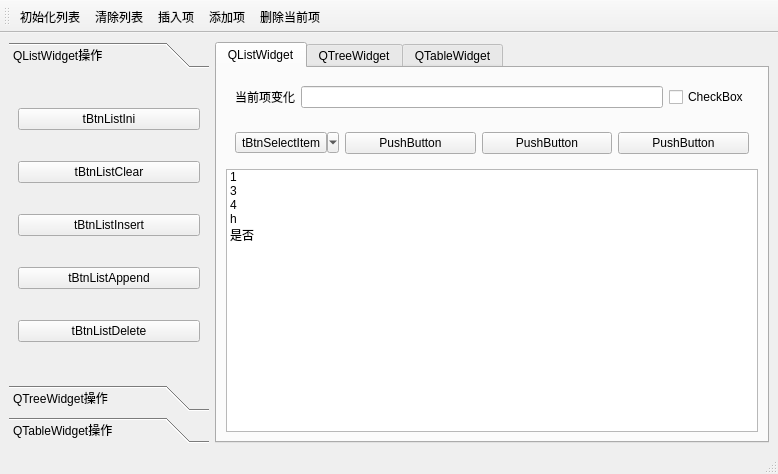
The window that samp4_7/mainwindow.ui (Giousa/qt_course) describes before a commit, drawn with Qt 5.
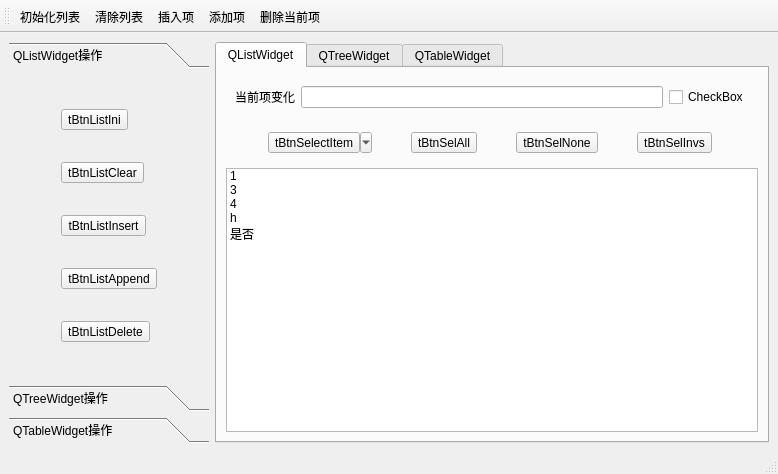
The same window after the commit. Icons and pictures are not drawn.

Commit message: 自定义下拉按钮

```diff
--- a/samp4_7/mainwindow.ui
+++ b/samp4_7/mainwindow.ui
@@ -43,41 +43,41 @@
         <string>QListWidget操作</string>
        </attribute>
        <layout class="QGridLayout" name="gridLayout">
+        <item row="0" column="0">
+         <widget class="QToolButton" name="tBtnListIni">
+          <property name="text">
+           <string>tBtnListIni</string>
+          </property>
+         </widget>
+        </item>
+        <item row="2" column="0">
+         <widget class="QToolButton" name="tBtnListInsert">
+          <property name="text">
+           <string>tBtnListInsert</string>
+          </property>
+         </widget>
+        </item>
         <item row="3" column="0">
-         <widget class="QPushButton" name="pushButton_4">
+         <widget class="QToolButton" name="tBtnListAppend">
           <property name="text">
            <string>tBtnListAppend</string>
           </property>
          </widget>
         </item>
         <item row="1" column="0">
-         <widget class="QPushButton" name="pushButton_2">
+         <widget class="QToolButton" name="tBtnListClear">
           <property name="text">
            <string>tBtnListClear</string>
           </property>
          </widget>
         </item>
         <item row="4" column="0">
-         <widget class="QPushButton" name="pushButton_5">
+         <widget class="QToolButton" name="tBtnListDelete">
           <property name="text">
            <string>tBtnListDelete</string>
           </property>
          </widget>
         </item>
-        <item row="0" column="0">
-         <widget class="QPushButton" name="pushButton">
-          <property name="text">
-           <string>tBtnListIni</string>
-          </property>
-         </widget>
-        </item>
-        <item row="2" column="0">
-         <widget class="QPushButton" name="pushButton_3">
-          <property name="text">
-           <string>tBtnListInsert</string>
-          </property>
-         </widget>
-        </item>
        </layout>
       </widget>
       <widget class="QWidget" name="pageTreeWidget">
@@ -173,23 +173,23 @@
             </widget>
            </item>
            <item>
-            <widget class="QPushButton" name="pushButton_6">
+            <widget class="QToolButton" name="tBtnSelAll">
              <property name="text">
-              <string>PushButton</string>
+              <string>tBtnSelAll</string>
              </property>
             </widget>
            </item>
            <item>
-            <widget class="QPushButton" name="pushButton_7">
+            <widget class="QToolButton" name="tBtnSelNone">
              <property name="text">
-              <string>PushButton</string>
+              <string>tBtnSelNone</string>
              </property>
             </widget>
            </item>
            <item>
-            <widget class="QPushButton" name="pushButton_8">
+            <widget class="QToolButton" name="tBtnSelInvs">
              <property name="text">
-              <string>PushButton</string>
+              <string>tBtnSelInvs</string>
              </property>
             </widget>
            </item>
```
Left out of the diff: 2 changed lines with no effect on the pictures. The commit also changes 2 other files.
